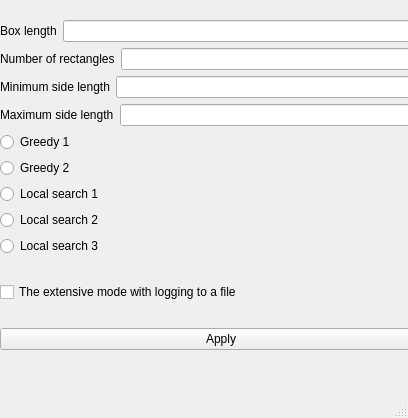
This is resources/main_window.ui in forvev/optimization_algorithms as Qt 5 draws it before an edit. The edited form follows.
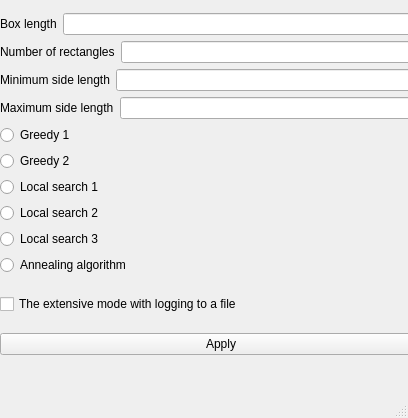
This is the edited form.

Commit message: add annealing algorithm

```diff
--- a/resources/main_window.ui
+++ b/resources/main_window.ui
@@ -119,6 +119,13 @@
            </property>
           </widget>
          </item>
+         <item>
+          <widget class="QRadioButton" name="rb_annealing_alg">
+           <property name="text">
+            <string>Annealing algorithm</string>
+           </property>
+          </widget>
+         </item>
         </layout>
        </item>
       </layout>
```
The commit also changes 2 other files.
